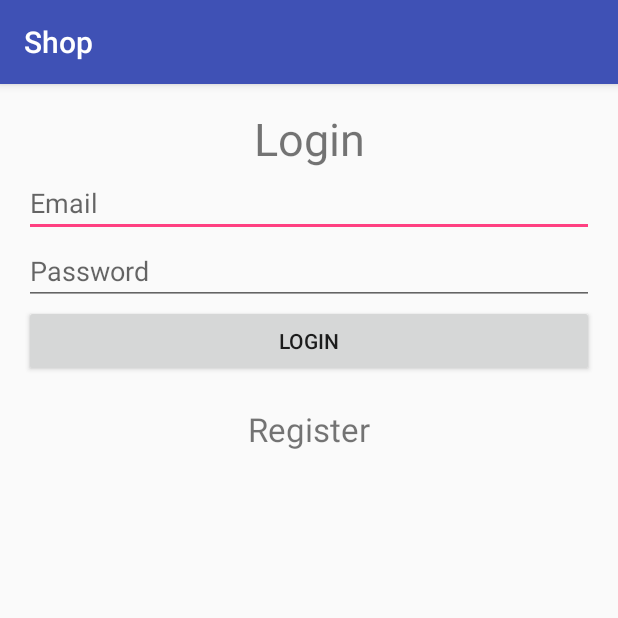
After one commit to imufun/Shop, an Android app: the UserLogin screen opened directly, with no data from a screen before it, on a phone screen of 412 x 824 dp, the top half of it. The commit adds this screen. Run offline under Robolectric (Android 15) with nearby library versions, the phone set to English and light mode, and no system bars; our stand-ins replace Volley; network calls fail.

Commit message:
UserLogin &  more

```diff
--- /dev/null
+++ b/app/src/main/java/shop/portonics/com/shop/model/UserLogin.java
@@ -0,0 +1,141 @@
+package shop.portonics.com.shop.model;
+
+import android.content.DialogInterface;
+import android.content.Intent;
+import android.os.Bundle;
+import android.support.v7.app.AlertDialog;
+import android.support.v7.app.AppCompatActivity;
+import android.view.View;
+import android.widget.Button;
+import android.widget.EditText;
+import android.widget.TextView;
+
+import com.android.volley.AuthFailureError;
+import com.android.volley.Request;
+import com.android.volley.RequestQueue;
+import com.android.volley.Response;
+import com.android.volley.VolleyError;
+import com.android.volley.toolbox.StringRequest;
+
+import org.json.JSONArray;
+import org.json.JSONException;
+import org.json.JSONObject;
+
+import java.util.HashMap;
+import java.util.Map;
+
+import shop.portonics.com.shop.MainActivity;
+import shop.portonics.com.shop.R;
+
+public class UserLogin extends AppCompatActivity {
+
+    EditText email, password;
+    Button UserLogin;
+    String mMail, mPassword;
+    TextView mRegisterActivity;
+    AlertDialog.Builder mBuilder;
+    RequestQueue mRequestQueue;
+    private String Login_url = "http://localhost:8080/apidone/UserLogin.php";
+
+    Register mRegister;
+
+    @Override
+    protected void onCreate(Bundle savedInstanceState) {
+        super.onCreate(savedInstanceState);
+        setContentView(R.layout.activity_user_login);
+
+        mBuilder = new AlertDialog.Builder(this);
+        mRegister = new Register();
+
+        email = (EditText) findViewById(R.id.UserEmail);
+        password = (EditText) findViewById(R.id.UserPass);
+
+        UserLogin = (Button) findViewById(R.id.btnLogn);
+        mRegisterActivity = (TextView) findViewById(R.id.mRegisterActivity);
+
+
+        RegisterACtivity();
+
+        UserLogin.setOnClickListener(new View.OnClickListener() {
+            @Override
+            public void onClick(View view) {
+
+                mMail = email.getText().toString();
+                mPassword = password.getText().toString();
+
+
+                if (mMail.equals("") || mPassword.equals("")) {
+                    mBuilder.setTitle("Something went to wrong");
+                    AlerDalogBox("Enter a valid Email & Password  ");
+                } else {
+
+                    //Request a string response from the provided URL.
+                    StringRequest stringRequest = new StringRequest(Request.Method.POST, Login_url,
+                            new Response.Listener<String>() {
+                                @Override
+                                public void onResponse(String response) {
+
+                                    try {
+                                        JSONArray jsonArray = new JSONArray(response);
+                                        JSONObject jsonObject = jsonArray.getJSONObject(0);
+                                        String code = jsonObject.getString("code");
+                                        if (code.equals("login_faild")) {
+                                            mBuilder.setTitle("Login Error");
+                                            AlerDalogBox(jsonObject.getString("message"));
+                                        } else {
+                                            Intent intent = new Intent(UserLogin.this, MainActivity.class);
+                                            Bundle bundle = new Bundle();
+                                            bundle.putString("email", jsonObject.getString("email"));
+                                            bundle.putString("password", jsonObject.getString("password"));
+
+                                            intent.putExtras(bundle);
+                                            startActivity(intent);
+                                        }
+
+
+                                    } catch (JSONException e) {
+                                        e.printStackTrace();
+                                    }
+                                }
+                            }, new Response.ErrorListener() {
+                        @Override
+                        public void onErrorResponse(VolleyError error) {
+
+                        }
+                    }) {
+                        @Override
+                        protected Map<String, String> getParams() throws AuthFailureError {
+                            Map<String, String> params = new HashMap<String, String>();
+                            params.put("email", mMail);
+                            params.put("password", mPassword);
+
+                            return params;
+                        }
+                    };
+                }
+
+
+            }
+        });
+    }
+
+
+    public void AlerDalogBox(String message) {
+        mBuilder.setMessage(message);
+        mBuilder.setPositiveButton("OK", new DialogInterface.OnClickListener() {
+            @Override
+            public void onClick(DialogInterface dialogInterface, int i) {
+                email.setText("");
+                password.setText("");
+            }
+        });
+        AlertDialog alertDialog = mBuilder.create();
+        alertDialog.show();
+    }
+
+    public void RegisterACtivity() {
+        Intent intent = new Intent(UserLogin.this, RegisterActivity.class);
+        startActivity(intent);
+
+    }
+}
--- a/app/src/main/java/shop/portonics/com/shop/AppAPIs.java
+++ b/app/src/main/java/shop/portonics/com/shop/utils/AppAPIs.java
@@ -1,4 +1,4 @@
-package shop.portonics.com.shop;
+package shop.portonics.com.shop.utils;
 
 /**
  * Created by imran on 11/8/2016.
--- a/app/src/main/java/shop/portonics/com/shop/utils/AppController.java
+++ b/app/src/main/java/shop/portonics/com/shop/utils/AppController.java
@@ -12,7 +12,6 @@ import com.android.volley.toolbox.Volley;
  */
 
 public class AppController extends Application {
-
     public static final String TAG = AppController.class.getSimpleName();
 
     private RequestQueue mRequestQueue;
--- a/app/src/main/res/layout/activity_register.xml
+++ b/app/src/main/res/layout/activity_register.xml
@@ -10,7 +10,7 @@
               android:paddingLeft="@dimen/activity_horizontal_margin"
               android:paddingRight="@dimen/activity_horizontal_margin"
               android:paddingTop="@dimen/activity_vertical_margin"
-              tools:context="shop.portonics.com.shop.RegisterActivity">
+              tools:context="shop.portonics.com.shop.model.RegisterActivity">
 
 
     <LinearLayout
--- /dev/null
+++ b/app/src/main/res/layout/activity_user_login.xml
@@ -0,0 +1,51 @@
+<?xml version="1.0" encoding="utf-8"?>
+<LinearLayout
+    android:id="@+id/activity_user_login"
+    xmlns:android="http://schemas.android.com/apk/res/android"
+    xmlns:tools="http://schemas.android.com/tools"
+    android:layout_width="match_parent"
+    android:layout_height="match_parent"
+    android:orientation="vertical"
+    android:paddingBottom="@dimen/activity_vertical_margin"
+    android:paddingLeft="@dimen/activity_horizontal_margin"
+    android:paddingRight="@dimen/activity_horizontal_margin"
+    android:paddingTop="@dimen/activity_vertical_margin"
+    tools:context="shop.portonics.com.shop.model.UserLogin">
+
+    <TextView
+        android:layout_width="match_parent"
+        android:layout_height="wrap_content"
+        android:gravity="center"
+        android:text="Login"
+        android:textSize="30sp"/>
+
+    <EditText
+        android:id="@+id/UserEmail"
+        android:layout_width="match_parent"
+        android:layout_height="wrap_content"
+        android:hint="Email"
+        android:inputType="textEmailAddress"/>
+
+    <EditText
+        android:id="@+id/UserPass"
+        android:layout_width="match_parent"
+        android:layout_height="wrap_content"
+        android:hint="Password"
+        android:inputType="numberPassword"/>
+
+    <Button
+        android:id="@+id/btnLogn"
+        android:layout_width="match_parent"
+        android:layout_height="wrap_content"
+        android:text="Login"/>
+
+
+    <TextView
+        android:id="@+id/mRegisterActivity"
+        android:layout_width="match_parent"
+        android:layout_height="wrap_content"
+        android:layout_marginTop="20dp"
+        android:text="Register"
+        android:textAlignment="center"
+        android:textSize="22sp"/>
+</LinearLayout>
```
Also changed, not shown: app/src/main/AndroidManifest.xml (+23 -12 lines), app/src/main/java/shop/portonics/com/shop/AppController.java (deleted, +0 -54 lines), app/src/main/java/shop/portonics/com/shop/SeverSingleton.java (deleted, +0 -44 lines), app/src/main/java/shop/portonics/com/shop/model/RegisterActivity.java (renamed from app/src/main/java/shop/portonics/com/shop/RegisterActivity.java, +9 -4 lines), 6 other files.
